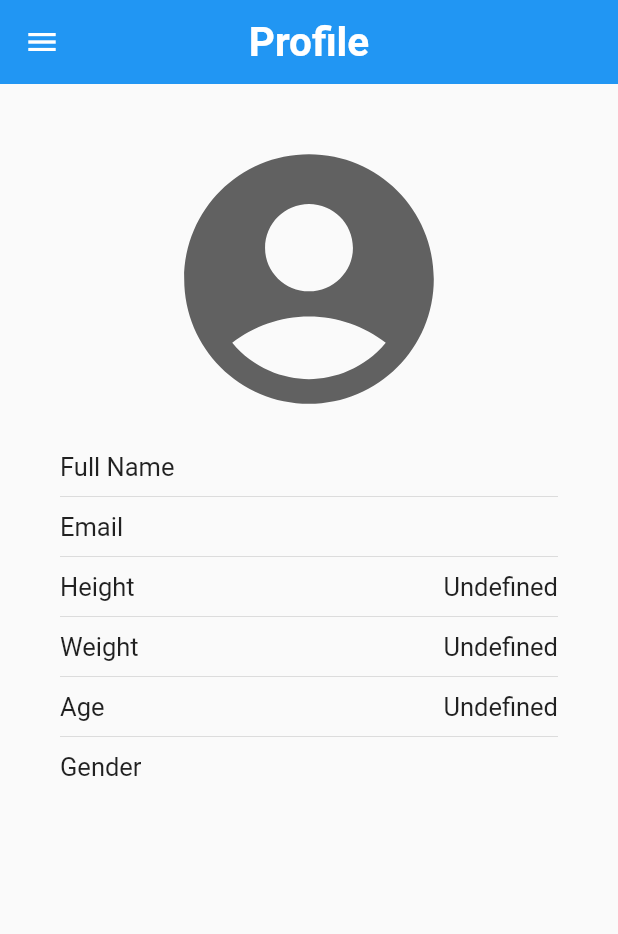
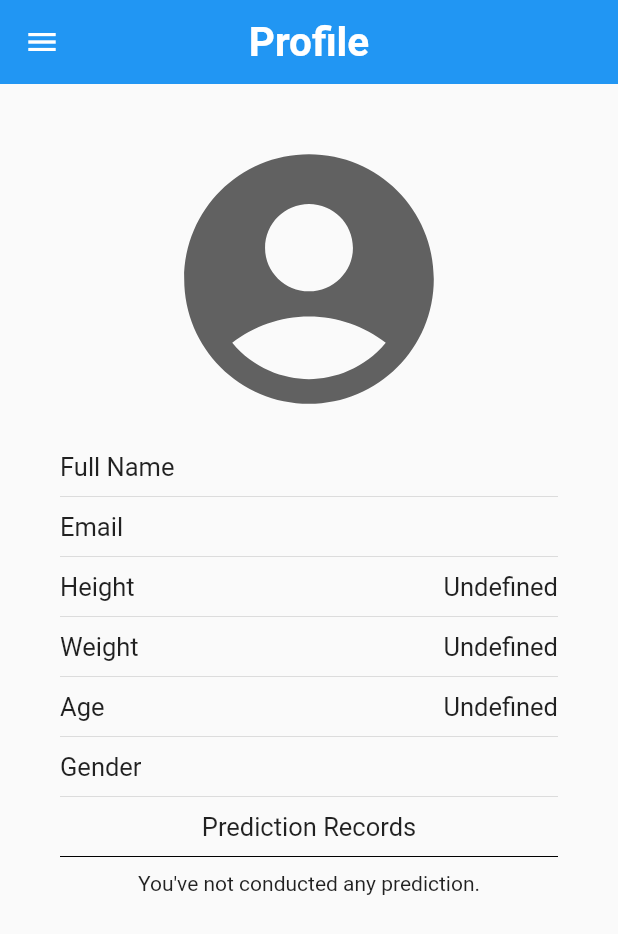
Before and after one commit to Zrn-code/Disease-Prediction-App, a Flutter app: the ProfilePage screen opened directly with empty values, on a phone screen of 412 x 824 dp. Shown: the top 934 px of the screen. Run offline on Flutter 3.47's test engine with Material 2 defaults, Android fonts, the phone set to English and light mode, and no system bars; our stand-ins replace animated_text_kit, cloud_firestore, dropdown_button2, firebase_auth, firebase_core, shared_preferences; missing offline and left inert: animated_login; accounts and stored records are empty; statements that could not run were skipped.

Commit message:
(1)fix bug: showing fail while registering successfully (2)showing prediction records on profile page(only show date and type and only support covid19 now, will be completely soon)

```diff
--- a/lib/pages/profile_page.dart
+++ b/lib/pages/profile_page.dart
@@ -1,5 +1,8 @@
+import 'package:firebase_auth/firebase_auth.dart';
 import 'package:flutter/material.dart';
 import '../services/auth_service.dart';
+import '../services/database_service.dart';
+import "../widgets/recordTile.dart";
 import '../widgets/widgets.dart';
 import 'login_page.dart';
 import 'main_page.dart';
@@ -11,21 +14,54 @@ class ProfilePage extends StatefulWidget {
   double weight;
   double height;
   int age;
-  ProfilePage(
-      {Key? key,
+  ProfilePage({
+    Key? key,
     required this.email,
     required this.userName,
     required this.age,
     required this.height,
-      required this.weight})
-      : super(key: key);
+    required this.weight,
+  }) : super(key: key);
 
   @override
   State<ProfilePage> createState() => _ProfilePageState();
 }
 
 class _ProfilePageState extends State<ProfilePage> {
+  Stream? records;
   AuthService authService = AuthService();
+  @override
+  void initState() {
+    super.initState();
+    gettingRecordsData();
+  }
+
+  List<String> getTitle(String input) {
+    List<String> res = [], tmp = input.split("_");
+    for (int i = 0; i < tmp.length; i++) {
+      res.add(tmp[i].substring(0, tmp[i].indexOf(':')));
+    }
+    return res;
+  }
+
+  List<String> getInfo(String input) {
+    List<String> res = [], tmp = input.split("_");
+    for (int i = 0; i < tmp.length; i++) {
+      res.add(tmp[i].substring(tmp[i].indexOf(':') + 1));
+    }
+    return res;
+  }
+
+  gettingRecordsData() async {
+    await DatabaseService(uid: FirebaseAuth.instance.currentUser!.uid)
+        .getRecordsGroups()
+        .then((snapshot) {
+      setState(() {
+        records = snapshot;
+      });
+    });
+  }
+
   @override
   Widget build(BuildContext context) {
     return Scaffold(
@@ -130,7 +166,9 @@ class _ProfilePageState extends State<ProfilePage> {
           ],
         ),
       ),
-      body: Container(
+      body: Scrollbar(
+        child: SingleChildScrollView(
+          child: Container(
             padding: const EdgeInsets.symmetric(horizontal: 40, vertical: 30),
             child: Column(
               children: [
@@ -253,9 +291,70 @@ class _ProfilePageState extends State<ProfilePage> {
                     )
                   ],
                 ),
+                const Divider(
+                  height: 20,
+                ),
+                const Text(
+                  "Prediction Records",
+                  textAlign: TextAlign.center,
+                  style: TextStyle(fontSize: 17),
+                ),
+                const Divider(
+                  color: Colors.black,
+                  height: 20,
+                ),
+                recordsList()
               ],
+            ),
+          ),
         ),
       ),
     );
   }
+
+  recordsList() {
+    return StreamBuilder(
+      stream: records,
+      builder: (context, AsyncSnapshot snapshot) {
+        if (snapshot.hasData) {
+          if (snapshot.data['records'] != null &&
+              snapshot.data['records'].length != 0) {
+            return ListView.builder(
+              scrollDirection: Axis.vertical,
+              shrinkWrap: true,
+              itemCount: snapshot.data['records'].length,
+              itemBuilder: (context, index) {
+                return RecordTile(
+                    titles: getTitle(snapshot.data['records'][index]),
+                    infos: getInfo(snapshot.data['records'][index]),
+                    userName: snapshot.data['fullName']);
+              },
+            );
+          } else {
+            return noRecordWidget();
           }
+        } else {
+          return Center(
+              child: CircularProgressIndicator(
+                  color: Theme.of(context).primaryColor));
+        }
+      },
+    );
+  }
+
+  noRecordWidget() {
+    return Container(
+      padding: const EdgeInsets.symmetric(horizontal: 25),
+      child: Column(
+        mainAxisAlignment: MainAxisAlignment.center,
+        crossAxisAlignment: CrossAxisAlignment.center,
+        children: const [
+          Text(
+            "You've not conducted any prediction.",
+            textAlign: TextAlign.center,
+          ),
+        ],
+      ),
+    );
+  }
+}
--- a/lib/pages/register_page.dart
+++ b/lib/pages/register_page.dart
@@ -404,7 +404,7 @@ class _RegisterPageState extends State<RegisterPage> {
         await HelperFunctions.saveUserLoggedInStatus(true);
         await HelperFunctions.saveUserEmailSF(email);
         await HelperFunctions.saveUserNameSF(fullName);
-        nextScreenReplace(context, const MainPage());
+        await nextScreenReplace(context, const MainPage());
       } else {
         showSnackBar(context, Colors.red, value);
         setState(() {
--- a/lib/services/database_service.dart
+++ b/lib/services/database_service.dart
@@ -18,6 +18,7 @@ class DatabaseService {
       "age": 0,
       "gender": -1,
       "uid": uid,
+      "records": []
     });
   }
 
@@ -27,6 +28,12 @@ class DatabaseService {
       "weight": weight,
       "age": age,
       //"gender": gender,
+    });
+  }
+
+  Future updateRecords(String newRecords) async {
+    return await userCollection.doc(uid).update({
+      "records": FieldValue.arrayUnion([newRecords])
     });
   }
 
@@ -95,4 +102,8 @@ class DatabaseService {
       return 0;
     }
   }
+
+  getRecordsGroups() async {
+    return userCollection.doc(uid).snapshots();
+  }
 }
--- a/lib/widgets/widgets.dart
+++ b/lib/widgets/widgets.dart
@@ -16,9 +16,10 @@ void nextScreen(context, page) {
   Navigator.push(context, MaterialPageRoute(builder: (context) => page));
 }
 
-void nextScreenReplace(context, page) {
+String nextScreenReplace(context, page) {
   Navigator.pushReplacement(
       context, MaterialPageRoute(builder: (context) => page));
+  return "";
 }
 
 void showSnackBar(context, color, message) {
```
Also changed, not shown: lib/pages/main_page.dart (+34 -4 lines), lib/widgets/recordTile.dart (added, +33 -0 lines). Lines whose indentation alone changed are shown as unchanged.
